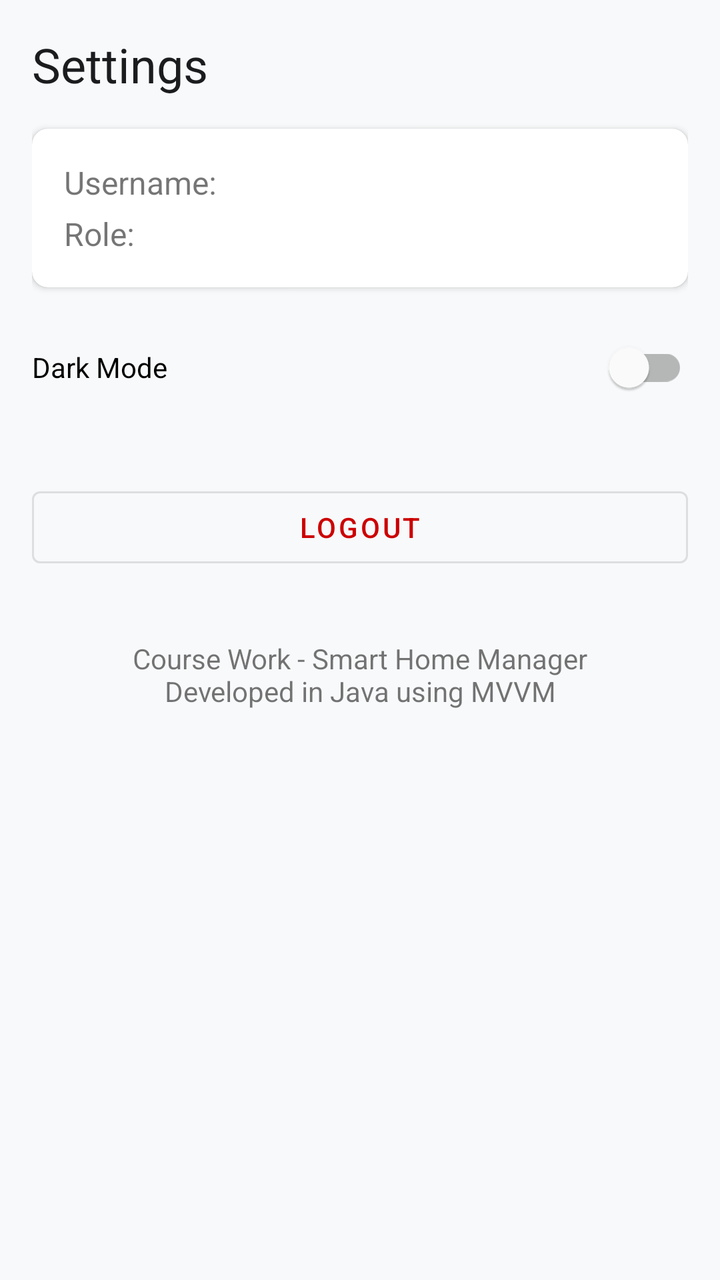
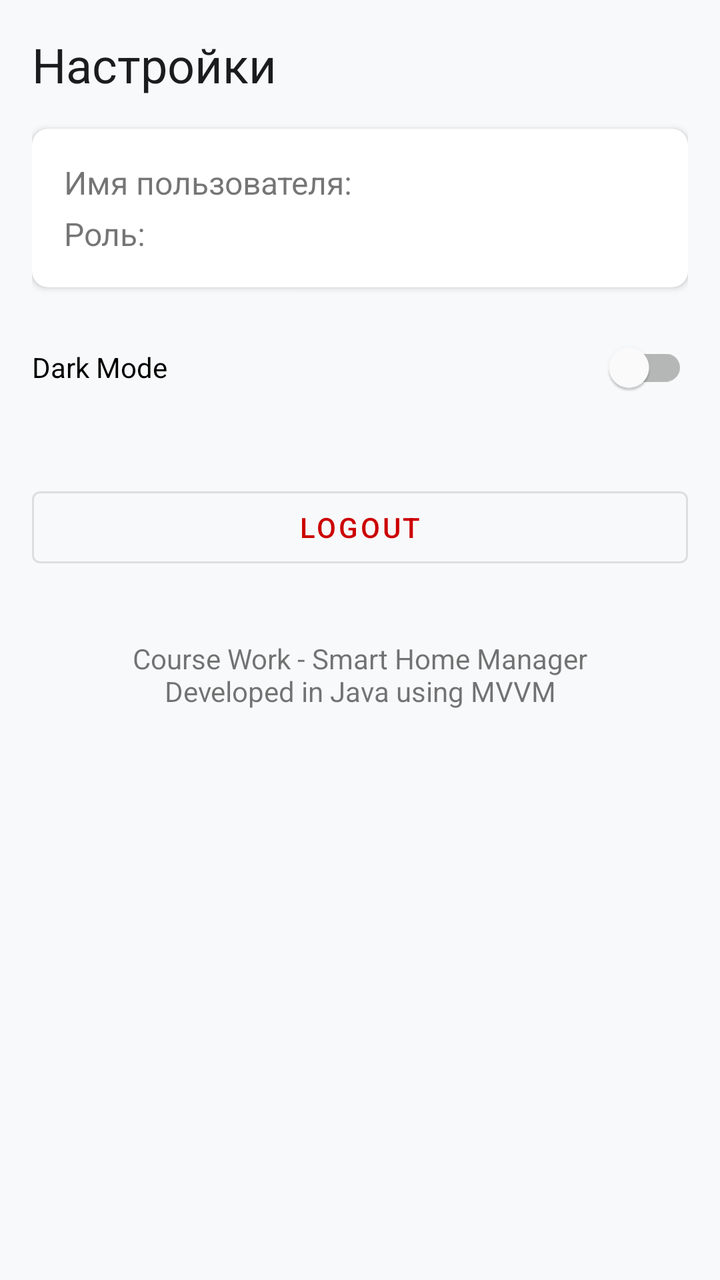

An Android layout rendered at two revisions. The XML below is the earlier revision; the diff shows what the commit changed to produce the second picture.
<!-- AndroidManifest.xml: application theme Theme.MyCourseWork -->
<!-- res/layout/fragment_settings.xml -->
<?xml version="1.0" encoding="utf-8"?>
<androidx.constraintlayout.widget.ConstraintLayout xmlns:android="http://schemas.android.com/apk/res/android"
    xmlns:app="http://schemas.android.com/apk/res-auto"
    android:layout_width="match_parent"
    android:layout_height="match_parent"
    android:padding="16dp">

    <TextView
        android:id="@+id/text_settings_title"
        android:layout_width="wrap_content"
        android:layout_height="wrap_content"
        android:text="@string/title_settings"
        android:textAppearance="?attr/textAppearanceHeadline5"
        app:layout_constraintStart_toStartOf="parent"
        app:layout_constraintTop_toTopOf="parent" />

    <com.google.android.material.card.MaterialCardView
        android:id="@+id/card_user_info"
        android:layout_width="match_parent"
        android:layout_height="wrap_content"
        android:layout_marginTop="16dp"
        app:cardCornerRadius="8dp"
        app:cardElevation="2dp"
        app:layout_constraintTop_toBottomOf="@id/text_settings_title">

        <LinearLayout
            android:layout_width="match_parent"
            android:layout_height="wrap_content"
            android:orientation="vertical"
            android:padding="16dp">

            <TextView
                android:id="@+id/text_username"
                android:layout_width="wrap_content"
                android:layout_height="wrap_content"
                android:text="Username: "
                android:textSize="16sp" />

            <TextView
                android:id="@+id/text_role"
                android:layout_width="wrap_content"
                android:layout_height="wrap_content"
                android:layout_marginTop="4dp"
                android:text="Role: "
                android:textSize="16sp" />
        </LinearLayout>
    </com.google.android.material.card.MaterialCardView>

    <Button
        android:id="@+id/button_manage_users"
        android:layout_width="match_parent"
        android:layout_height="wrap_content"
        android:layout_marginTop="16dp"
        android:text="Manage Users (Admin Only)"
        android:visibility="gone"
        app:layout_constraintTop_toBottomOf="@id/card_user_info" />

    <com.google.android.material.switchmaterial.SwitchMaterial
        android:id="@+id/switch_dark_mode"
        android:layout_width="0dp"
        android:layout_height="wrap_content"
        android:layout_marginTop="16dp"
        android:text="Dark Mode"
        app:layout_constraintEnd_toEndOf="parent"
        app:layout_constraintStart_toStartOf="parent"
        app:layout_constraintTop_toBottomOf="@id/button_manage_users" />

    <Button
        android:id="@+id/button_logout"
        style="@style/Widget.MaterialComponents.Button.OutlinedButton"
        android:layout_width="match_parent"
        android:layout_height="wrap_content"
        android:layout_marginTop="32dp"
        android:text="Logout"
        android:textColor="@android:color/holo_red_dark"
        app:layout_constraintTop_toBottomOf="@id/switch_dark_mode" />

    <TextView
        android:id="@+id/text_app_info"
        android:layout_width="0dp"
        android:layout_height="wrap_content"
        android:layout_marginTop="32dp"
        android:text="Course Work - Smart Home Manager\nDeveloped in Java using MVVM"
        android:textAlignment="center"
        app:layout_constraintEnd_toEndOf="parent"
        app:layout_constraintStart_toStartOf="parent"
        app:layout_constraintTop_toBottomOf="@id/button_logout" />

</androidx.constraintlayout.widget.ConstraintLayout>
<!-- resources referenced by this layout -->
<resources>
  <string name="title_settings">Settings</string>
  <style name="Theme.MyCourseWork" parent="Theme.MaterialComponents.DayNight.NoActionBar">
          
          <item name="colorPrimary">@color/accent_neon</item>
          <item name="colorPrimaryVariant">@color/gradient_end</item>
          <item name="colorOnPrimary">@color/black</item>
  
          
          <item name="android:statusBarColor">@android:color/transparent</item>
          <item name="android:windowLightStatusBar">true</item>
  
          
          <item name="android:windowBackground">@color/window_bg</item>
          <item name="colorSurface">@color/card_bg</item>
          <item name="colorOnSurface">@color/text_main</item>
          <item name="colorOnSurfaceVariant">@color/text_soft</item>
          <item name="colorOutline">@color/stroke_color</item>
  
          <item name="android:textColorPrimary">@color/text_main</item>
          <item name="bottomNavigationStyle">@style/Widget.App.BottomNavigationView</item>
      </style>
  <color name="accent_neon">#00FF66</color>
  <color name="gradient_end">#00CC52</color>
  <color name="black">#000000</color>
  <color name="window_bg">#F8F9FA</color>
  <color name="card_bg">#FFFFFF</color>
  <color name="text_main">#1A1C1E</color>
  <color name="text_soft">#44474E</color>
  <color name="stroke_color">#E0E0E0</color>
  <style name="Widget.App.BottomNavigationView" parent="Widget.MaterialComponents.BottomNavigationView">
          <item name="backgroundTint">@color/card_bg</item>
          <item name="itemIconTint">@color/color_nav_item</item>
          <item name="itemTextColor">@color/color_nav_item</item>
          <item name="elevation">8dp</item>
      </style>
</resources>

<!-- the commit's change to res/layout/fragment_settings.xml (unified diff, before → after) -->
@@ -33,7 +33,7 @@
                 android:id="@+id/text_username"
                 android:layout_width="wrap_content"
                 android:layout_height="wrap_content"
-                android:text="Username: "
+                android:text="@string/username_field"
                 android:textSize="16sp" />
 
             <TextView
@@ -41,7 +41,7 @@
                 android:layout_width="wrap_content"
                 android:layout_height="wrap_content"
                 android:layout_marginTop="4dp"
-                android:text="Role: "
+                android:text="@string/role_field"
                 android:textSize="16sp" />
         </LinearLayout>
     </com.google.android.material.card.MaterialCardView>
<!-- resource entries referenced after the edit -->
@@ -1,6 +1,8 @@
 <!-- resources referenced by this layout -->
 <resources>
-  <string name="title_settings">Settings</string>
+  <string name="role_field">Роль:</string>
+  <string name="title_settings">Настройки</string>
+  <string name="username_field">Имя пользователя:</string>
   <style name="Theme.MyCourseWork" parent="Theme.MaterialComponents.DayNight.NoActionBar">
           
           <item name="colorPrimary">@color/accent_neon</item>
